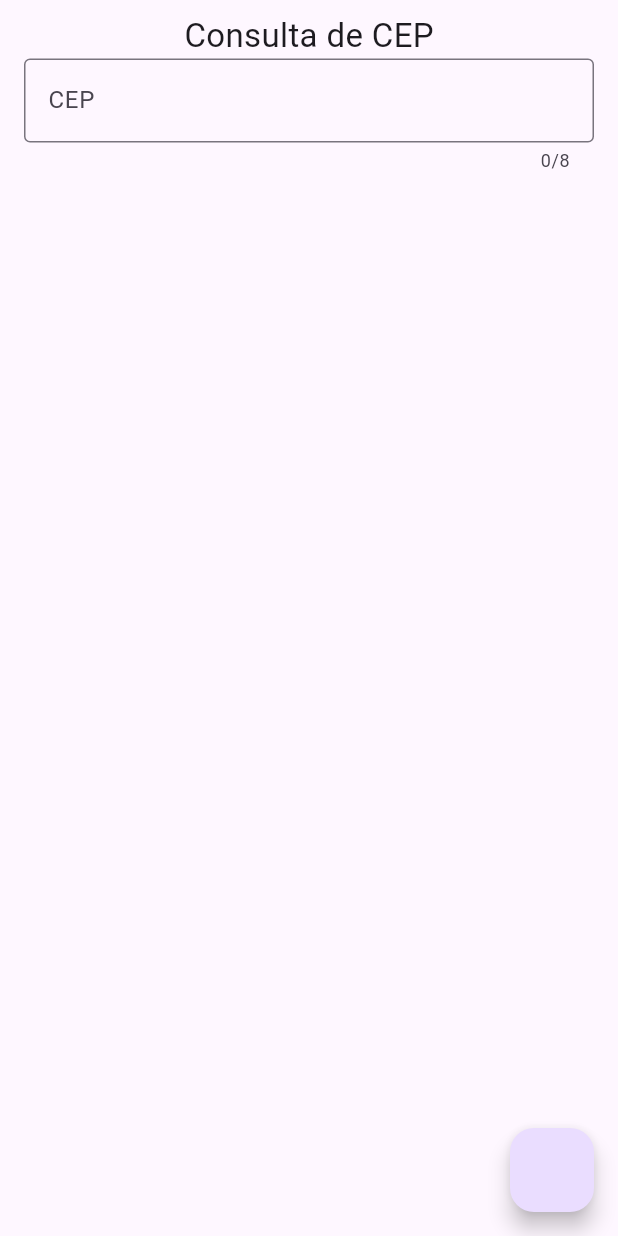
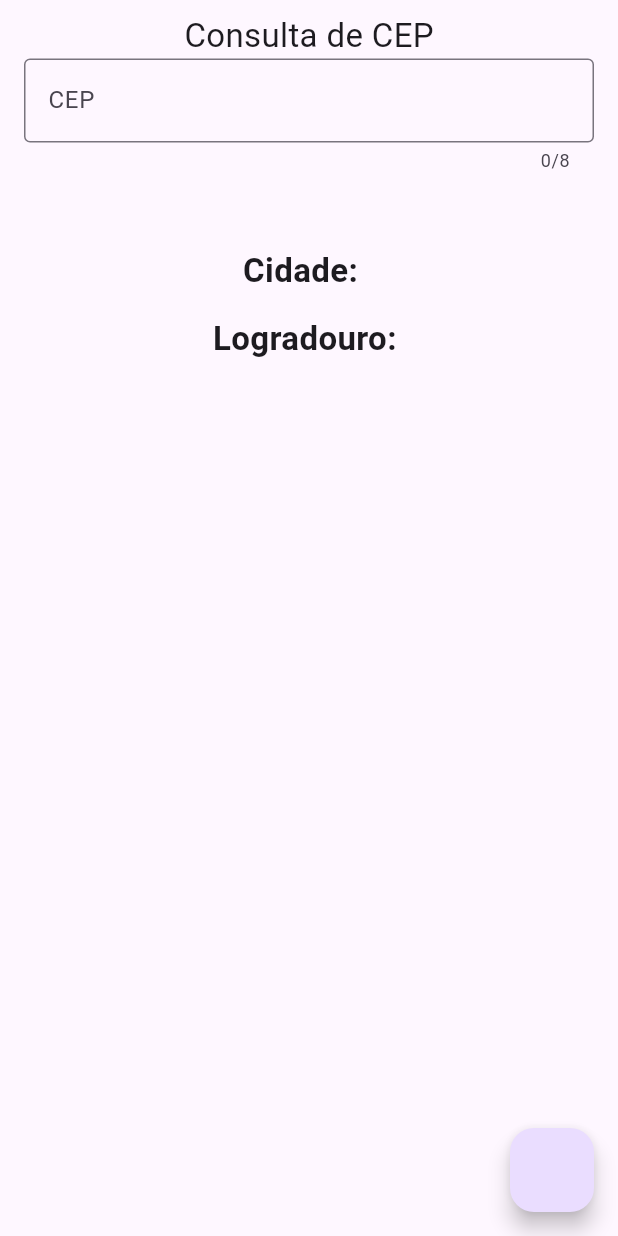
Before and after one commit to Lucaasshq/trilhaapp-dio, a Flutter app: the ConsultaCEP screen opened directly, on a phone screen of 412 x 824 dp. Run offline on Flutter 3.47's test engine with Material 3 defaults, Android fonts, the phone set to English and light mode, and no system bars; our stand-ins replace google_fonts, hive, shared_preferences, sqflite; accounts and stored records are empty.

```diff
--- a/analysis_options.yaml
+++ b/analysis_options.yaml
@@ -11,6 +11,8 @@ analyzer:
   errors:
     constant_identifier_names: ignore
     non_constant_identifier_names: ignore
+    unnecessary_getters_setters: ignore
+    unnecessary_new: ignore
     use_build_context_synchronously: ignore
 include: package:flutter_lints/flutter.yaml
 
--- /dev/null
+++ b/lib/model/viacep_model.dart
@@ -0,0 +1,115 @@
+// ignore_for_file: unnecessary_this, prefer_collection_literals
+
+class ViaCepModel {
+  String? _cep;
+  String? _logradouro;
+  String? _complemento;
+  String? _unidade;
+  String? _bairro;
+  String? _localidade;
+  String? _uf;
+  String? _ibge;
+  String? _gia;
+  String? _ddd;
+  String? _siafi;
+
+  ViaCepModel(
+      {String? cep,
+      String? logradouro,
+      String? complemento,
+      String? unidade,
+      String? bairro,
+      String? localidade,
+      String? uf,
+      String? ibge,
+      String? gia,
+      String? ddd,
+      String? siafi}) {
+    if (cep != null) {
+      this._cep = cep;
+    }
+    if (logradouro != null) {
+      this._logradouro = logradouro;
+    }
+    if (complemento != null) {
+      this._complemento = complemento;
+    }
+    if (unidade != null) {
+      this._unidade = unidade;
+    }
+    if (bairro != null) {
+      this._bairro = bairro;
+    }
+    if (localidade != null) {
+      this._localidade = localidade;
+    }
+    if (uf != null) {
+      this._uf = uf;
+    }
+    if (ibge != null) {
+      this._ibge = ibge;
+    }
+    if (gia != null) {
+      this._gia = gia;
+    }
+    if (ddd != null) {
+      this._ddd = ddd;
+    }
+    if (siafi != null) {
+      this._siafi = siafi;
+    }
+  }
+
+  String? get cep => _cep;
+  set cep(String? cep) => _cep = cep;
+  String? get logradouro => _logradouro;
+  set logradouro(String? logradouro) => _logradouro = logradouro;
+  String? get complemento => _complemento;
+  set complemento(String? complemento) => _complemento = complemento;
+  String? get unidade => _unidade;
+  set unidade(String? unidade) => _unidade = unidade;
+  String? get bairro => _bairro;
+  set bairro(String? bairro) => _bairro = bairro;
+  String? get localidade => _localidade;
+  set localidade(String? localidade) => _localidade = localidade;
+  String? get uf => _uf;
+  set uf(String? uf) => _uf = uf;
+  String? get ibge => _ibge;
+  set ibge(String? ibge) => _ibge = ibge;
+  String? get gia => _gia;
+  set gia(String? gia) => _gia = gia;
+  String? get ddd => _ddd;
+  set ddd(String? ddd) => _ddd = ddd;
+  String? get siafi => _siafi;
+  set siafi(String? siafi) => _siafi = siafi;
+
+  ViaCepModel.fromJson(Map<String, dynamic> json) {
+    _cep = json['cep'];
+    _logradouro = json['logradouro'];
+    _complemento = json['complemento'];
+    _unidade = json['unidade'];
+    _bairro = json['bairro'];
+    _localidade = json['localidade'];
+    _uf = json['uf'];
+    _ibge = json['ibge'];
+    _gia = json['gia'];
+    _ddd = json['ddd'];
+    _siafi = json['siafi'];
+  }
+
+  Map<String, dynamic> toJson() {
+    final Map<String, dynamic> data =  Map<String, dynamic>();
+    data['cep'] = this._cep;
+    data['logradouro'] = this._logradouro;
+    data['complemento'] = this._complemento;
+    data['unidade'] = this._unidade;
+    data['bairro'] = this._bairro;
+    data['localidade'] = this._localidade;
+    data['uf'] = this._uf;
+    data['ibge'] = this._ibge;
+    data['gia'] = this._gia;
+    data['ddd'] = this._ddd;
+    data['siafi'] = this._siafi;
+    return data;
+  }
+}
--- a/lib/pages/consulta_cep.dart
+++ b/lib/pages/consulta_cep.dart
@@ -1,8 +1,9 @@
 // ignore_for_file: avoid_unnecessary_containers
 import 'dart:convert';
 
-import 'package:http/http.dart' as http;
 import 'package:flutter/material.dart';
+import 'package:trilhaapp/model/viacep_model.dart';
+import 'package:trilhaapp/pages/repositories/via_cep_repository.dart';
 
 class ConsultaCEP extends StatefulWidget {
   const ConsultaCEP({super.key});
@@ -13,9 +14,13 @@ class ConsultaCEP extends StatefulWidget {
 
 class _ConsultaCEPState extends State<ConsultaCEP> {
   TextEditingController cepController = TextEditingController(text: '');
+  var viaCepModel = ViaCepModel();
+  var viaCepRepository = ViaCepRepository();
   String endereco = '';
   String cidade = '';
   String estado = '';
+  String SemDados = 'Sem informações';
+  bool loading = false;
   @override
   Widget build(BuildContext context) {
     return SafeArea(
@@ -33,20 +38,17 @@ class _ConsultaCEPState extends State<ConsultaCEP> {
                 maxLength: 8,
                 keyboardType: TextInputType.number,
                 onChanged: (value) async {
+                  setState(() {
+                    loading = true;
+                  });
                   var cep = value.replaceAll(RegExp(r'[^0-9]'), '');
                   if (value.trim().length == 8) {
-                    var response = await http.get(Uri.parse('https://viacep.com.br/ws/$cep/json/'));
-                    print(response.body);
-                    print(response.statusCode);
-                    cidade = 'cidade';
-                    estado = 'estado';
-                    endereco = 'endereço';
-                  } else {
-                    cidade = '';
-                    estado = '';
-                    endereco = '';
+                    viaCepModel = await viaCepRepository.getCep(cep);
                   }
-                  setState(() {});
+
+                  setState(() {
+                    loading = false;
+                  });
                 },
                 decoration: const InputDecoration(
                   border: OutlineInputBorder(),
@@ -56,20 +58,29 @@ class _ConsultaCEPState extends State<ConsultaCEP> {
               const SizedBox(
                 height: 50,
               ),
-              Text(
-                endereco,
-                style: const TextStyle(fontSize: 22),
+              SizedBox(
+                height: 45,
+                child: Text(
+                  "Cidade: ${viaCepModel.localidade ?? ''} ${viaCepModel.uf ?? ''}",
+                  style: const TextStyle(fontSize: 22, fontWeight: FontWeight.w700),
+                ),
               ),
-              Text(
-                '$cidade  $estado',
-                style: const TextStyle(fontSize: 22),
+              SizedBox(
+                height: 45,
+                child: Text(
+                  'Logradouro: ${viaCepModel.logradouro ?? ''}',
+                  style: const TextStyle(
+                    fontSize: 22,
+                    fontWeight: FontWeight.w700,
+                  ),
+                ),
               ),
+              Visibility(visible: loading, child: const CircularProgressIndicator())
             ],
           ),
         ),
         floatingActionButton: FloatingActionButton(onPressed: () async {
-          var response = await http.get(Uri.parse('https://www.google.com'));
-          print(response.body);
+
         }),
       ),
     );
```
Also changed, not shown: lib/pages/repositories/via_cep_repository.dart (added, +16 -0 lines).
